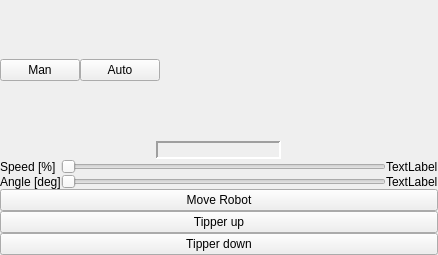
Before: the Qt Designer form fmHMI/rqt_man/resource/man_widget.ui in RSD2014Group4/FroboMind, drawn with Qt 5.
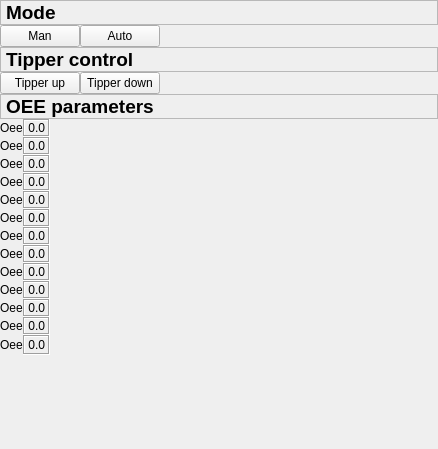
After: the same form once the commit is applied.

Diff of the .ui file:
```diff
--- a/fmHMI/rqt_man/resource/man_widget.ui
+++ b/fmHMI/rqt_man/resource/man_widget.ui
@@ -7,7 +7,7 @@
     <x>0</x>
     <y>0</y>
     <width>438</width>
-    <height>255</height>
+    <height>449</height>
    </rect>
   </property>
   <property name="windowTitle">
@@ -29,6 +29,32 @@
    <property name="bottomMargin">
     <number>0</number>
    </property>
+   <item>
+    <widget class="QLabel" name="label_3">
+     <property name="font">
+      <font>
+       <pointsize>14</pointsize>
+       <weight>75</weight>
+       <bold>true</bold>
+      </font>
+     </property>
+     <property name="frameShape">
+      <enum>QFrame::StyledPanel</enum>
+     </property>
+     <property name="frameShadow">
+      <enum>QFrame::Raised</enum>
+     </property>
+     <property name="lineWidth">
+      <number>3</number>
+     </property>
+     <property name="midLineWidth">
+      <number>1</number>
+     </property>
+     <property name="text">
+      <string>Mode</string>
+     </property>
+    </widget>
+   </item>
    <item>
     <layout class="QHBoxLayout" name="horizontalLayout_1">
      <item>
@@ -55,20 +81,70 @@
       </widget>
      </item>
      <item>
-      <spacer name="verticalSpacer">
+      <layout class="QVBoxLayout" name="verticalLayout_2"/>
+     </item>
+     <item>
+      <spacer name="horizontalSpacer_2">
        <property name="orientation">
-        <enum>Qt::Vertical</enum>
+        <enum>Qt::Horizontal</enum>
        </property>
        <property name="sizeHint" stdset="0">
         <size>
-         <width>20</width>
-         <height>40</height>
+         <width>40</width>
+         <height>20</height>
         </size>
        </property>
       </spacer>
      </item>
+    </layout>
+   </item>
+   <item>
+    <widget class="QLabel" name="label_3">
+     <property name="font">
+      <font>
+       <pointsize>14</pointsize>
+       <weight>75</weight>
+       <bold>true</bold>
+      </font>
+     </property>
+     <property name="frameShape">
+      <enum>QFrame::StyledPanel</enum>
+     </property>
+     <property name="frameShadow">
+      <enum>QFrame::Raised</enum>
+     </property>
+     <property name="lineWidth">
+      <number>3</number>
+     </property>
+     <property name="midLineWidth">
+      <number>1</number>
+     </property>
+     <property name="text">
+      <string>Tipper control</string>
+     </property>
+    </widget>
+   </item>
+   <item>
+    <layout class="QHBoxLayout" name="horizontalLayout_1">
      <item>
-      <spacer name="horizontalSpacer">
+      <widget class="QPushButton" name="pushButtonTpUp">
+       <property name="text">
+        <string>Tipper up</string>
+       </property>
+      </widget>
+     </item>
+     <item>
+      <widget class="QPushButton" name="pushButtonTpDown">
+       <property name="text">
+        <string>Tipper down</string>
+       </property>
+      </widget>
+     </item>
+     <item>
+      <layout class="QVBoxLayout" name="verticalLayout_2"/>
+     </item>
+     <item>
+      <spacer name="horizontalSpacer_2">
        <property name="orientation">
         <enum>Qt::Horizontal</enum>
        </property>
@@ -83,118 +159,517 @@
     </layout>
    </item>
    <item>
-    <layout class="QHBoxLayout" name="horizontalLayout_2">
+    <layout class="QVBoxLayout" name="verticalLayout_5">
      <item>
-      <layout class="QHBoxLayout" name="horizontalLayout_6">
-       <item>
-        <widget class="QLabel" name="stamp_label">
-         <property name="maximumSize">
-          <size>
-           <width>125</width>
-           <height>16777215</height>
-          </size>
-         </property>
-         <property name="toolTip">
-          <string>Time Stamp of the current playhead</string>
-         </property>
-         <property name="frameShape">
-          <enum>QFrame::Panel</enum>
-         </property>
-         <property name="frameShadow">
-          <enum>QFrame::Sunken</enum>
-         </property>
-         <property name="lineWidth">
-          <number>2</number>
-         </property>
-         <property name="text">
-          <string/>
-         </property>
-        </widget>
-       </item>
-      </layout>
-     </item>
-    </layout>
-   </item>
-   <item>
-    <layout class="QHBoxLayout" name="horizontalLayout_3">
-     <item>
-      <layout class="QGridLayout" name="gridLayout_2">
-       <item row="0" column="0">
-        <widget class="QLabel" name="label">
-         <property name="text">
-          <string>Speed [%]</string>
-         </property>
-        </widget>
-       </item>
-       <item row="1" column="0">
-        <widget class="QLabel" name="label_2">
-         <property name="text">
-          <string>Angle [deg]</string>
-         </property>
-        </widget>
-       </item>
-      </layout>
-     </item>
-     <item>
-      <layout class="QGridLayout" name="gridLayout_4">
-       <item row="1" column="0">
-        <widget class="QSlider" name="horizontalSliderSpeed">
-         <property name="orientation">
-          <enum>Qt::Horizontal</enum>
-         </property>
-        </widget>
-       </item>
-       <item row="2" column="0">
-        <widget class="QSlider" name="horizontalSliderAngle">
-         <property name="orientation">
-          <enum>Qt::Horizontal</enum>
-         </property>
-        </widget>
-       </item>
-      </layout>
-     </item>
-     <item>
-      <layout class="QGridLayout" name="gridLayout_6">
-       <item row="0" column="0">
-        <widget class="QLabel" name="speedIndicator">
-         <property name="text">
-          <string>TextLabel</string>
-         </property>
-        </widget>
-       </item>
-       <item row="1" column="0">
-        <widget class="QLabel" name="angleIndicator">
-         <property name="text">
-          <string>TextLabel</string>
-         </property>
-        </widget>
-       </item>
-      </layout>
+      <widget class="QLabel" name="label_3">
+       <property name="font">
+        <font>
+         <pointsize>14</pointsize>
+         <weight>75</weight>
+         <bold>true</bold>
+        </font>
+       </property>
+       <property name="frameShape">
+        <enum>QFrame::StyledPanel</enum>
+       </property>
+       <property name="frameShadow">
+        <enum>QFrame::Raised</enum>
+       </property>
+       <property name="lineWidth">
+        <number>3</number>
+       </property>
+       <property name="midLineWidth">
+        <number>1</number>
+       </property>
+       <property name="text">
+        <string>OEE parameters</string>
+       </property>
+      </widget>
      </item>
     </layout>
    </item>
    <item>
     <layout class="QHBoxLayout" name="horizontalLayout_4">
      <item>
-      <layout class="QGridLayout" name="gridLayout_3">
-       <item row="1" column="0">
-        <widget class="QPushButton" name="pushButtonTpUp">
+      <layout class="QGridLayout" name="gridLayout">
+       <item row="13" column="1">
+        <spacer name="verticalSpacer">
+         <property name="orientation">
+          <enum>Qt::Vertical</enum>
+         </property>
+         <property name="sizeHint" stdset="0">
+          <size>
+           <width>20</width>
+           <height>40</height>
+          </size>
+         </property>
+        </spacer>
+       </item>
+       <item row="12" column="3">
+        <spacer name="horizontalSpacer">
+         <property name="orientation">
+          <enum>Qt::Horizontal</enum>
+         </property>
+         <property name="sizeHint" stdset="0">
+          <size>
+           <width>40</width>
+           <height>20</height>
+          </size>
+         </property>
+        </spacer>
+       </item>
+       <item row="0" column="1">
+        <widget class="QLabel" name="label">
+         <property name="sizePolicy">
+          <sizepolicy hsizetype="Preferred" vsizetype="Preferred">
+           <horstretch>0</horstretch>
+           <verstretch>0</verstretch>
+          </sizepolicy>
+         </property>
+         <property name="minimumSize">
+          <size>
+           <width>2</width>
+           <height>0</height>
+          </size>
+         </property>
          <property name="text">
-          <string>Tipper up</string>
+          <string>Oee</string>
          </property>
         </widget>
        </item>
-       <item row="2" column="0">
-        <widget class="QPushButton" name="pushButtonTpDown">
+       <item row="0" column="2">
+        <widget class="QLabel" name="label_4">
+         <property name="frameShape">
+          <enum>QFrame::Box</enum>
+         </property>
+         <property name="frameShadow">
+          <enum>QFrame::Sunken</enum>
+         </property>
          <property name="text">
-          <string>Tipper down</string>
+          <string>0.0</string>
          </property>
+         <property name="alignment">
+          <set>Qt::AlignRight|Qt::AlignTrailing|Qt::AlignVCenter</set>
+         </property>
         </widget>
        </item>
-       <item row="0" column="0">
-        <widget class="QPushButton" name="pushButtonMoveRobot">
+       <item row="1" column="1">
+        <widget class="QLabel" name="label">
+         <property name="sizePolicy">
+          <sizepolicy hsizetype="Preferred" vsizetype="Preferred">
+           <horstretch>0</horstretch>
+           <verstretch>0</verstretch>
+          </sizepolicy>
+         </property>
+         <property name="minimumSize">
+          <size>
+           <width>2</width>
+           <height>0</height>
+          </size>
+         </property>
          <property name="text">
-          <string>Move Robot</string>
+          <string>Oee</string>
+         </property>
+        </widget>
+       </item>
+       <item row="1" column="2">
+        <widget class="QLabel" name="label_4">
+         <property name="frameShape">
+          <enum>QFrame::Box</enum>
+         </property>
+         <property name="frameShadow">
+          <enum>QFrame::Sunken</enum>
+         </property>
+         <property name="text">
+          <string>0.0</string>
+         </property>
+         <property name="alignment">
+          <set>Qt::AlignRight|Qt::AlignTrailing|Qt::AlignVCenter</set>
+         </property>
+        </widget>
+       </item>
+       <item row="2" column="1">
+        <widget class="QLabel" name="label">
+         <property name="sizePolicy">
+          <sizepolicy hsizetype="Preferred" vsizetype="Preferred">
+           <horstretch>0</horstretch>
+           <verstretch>0</verstretch>
+          </sizepolicy>
+         </property>
+         <property name="minimumSize">
+          <size>
+           <width>2</width>
+           <height>0</height>
+          </size>
+         </property>
+         <property name="text">
+          <string>Oee</string>
+         </property>
+        </widget>
+       </item>
+       <item row="2" column="2">
+        <widget class="QLabel" name="label_4">
+         <property name="frameShape">
+          <enum>QFrame::Box</enum>
+         </property>
+         <property name="frameShadow">
+          <enum>QFrame::Sunken</enum>
+         </property>
+         <property name="text">
+          <string>0.0</string>
+         </property>
+         <property name="alignment">
+          <set>Qt::AlignRight|Qt::AlignTrailing|Qt::AlignVCenter</set>
+         </property>
+        </widget>
+       </item>
+       <item row="3" column="1">
+        <widget class="QLabel" name="label">
+         <property name="sizePolicy">
+          <sizepolicy hsizetype="Preferred" vsizetype="Preferred">
+           <horstretch>0</horstretch>
+           <verstretch>0</verstretch>
+          </sizepolicy>
+         </property>
+         <property name="minimumSize">
+          <size>
+           <width>2</width>
+           <height>0</height>
+          </size>
+         </property>
+         <property name="text">
+          <string>Oee</string>
+         </property>
+        </widget>
+       </item>
+       <item row="3" column="2">
+        <widget class="QLabel" name="label_4">
+         <property name="frameShape">
+          <enum>QFrame::Box</enum>
+         </property>
+         <property name="frameShadow">
+          <enum>QFrame::Sunken</enum>
+         </property>
+         <property name="text">
+          <string>0.0</string>
+         </property>
+         <property name="alignment">
+          <set>Qt::AlignRight|Qt::AlignTrailing|Qt::AlignVCenter</set>
+         </property>
+        </widget>
+       </item>
+       <item row="4" column="1">
+        <widget class="QLabel" name="label">
+         <property name="sizePolicy">
+          <sizepolicy hsizetype="Preferred" vsizetype="Preferred">
+           <horstretch>0</horstretch>
+           <verstretch>0</verstretch>
+          </sizepolicy>
+         </property>
+         <property name="minimumSize">
+          <size>
+           <width>2</width>
+           <height>0</height>
+          </size>
+         </property>
+         <property name="text">
+          <string>Oee</string>
+         </property>
+        </widget>
+       </item>
+       <item row="4" column="2">
+        <widget class="QLabel" name="label_4">
+         <property name="frameShape">
+          <enum>QFrame::Box</enum>
+         </property>
+         <property name="frameShadow">
+          <enum>QFrame::Sunken</enum>
+         </property>
+         <property name="text">
+          <string>0.0</string>
+         </property>
+         <property name="alignment">
+          <set>Qt::AlignRight|Qt::AlignTrailing|Qt::AlignVCenter</set>
+         </property>
+        </widget>
+       </item>
+       <item row="5" column="1">
+        <widget class="QLabel" name="label">
+         <property name="sizePolicy">
+          <sizepolicy hsizetype="Preferred" vsizetype="Preferred">
+           <horstretch>0</horstretch>
+           <verstretch>0</verstretch>
+          </sizepolicy>
+         </property>
+         <property name="minimumSize">
+          <size>
+           <width>2</width>
+           <height>0</height>
+          </size>
+         </property>
+         <property name="text">
+          <string>Oee</string>
+         </property>
+        </widget>
+       </item>
+       <item row="5" column="2">
+        <widget class="QLabel" name="label_4">
+         <property name="frameShape">
+          <enum>QFrame::Box</enum>
+         </property>
+         <property name="frameShadow">
+          <enum>QFrame::Sunken</enum>
+         </property>
+         <property name="text">
+          <string>0.0</string>
+         </property>
+         <property name="alignment">
+          <set>Qt::AlignRight|Qt::AlignTrailing|Qt::AlignVCenter</set>
+         </property>
+        </widget>
+       </item>
+       <item row="6" column="1">
+        <widget class="QLabel" name="label">
+         <property name="sizePolicy">
+          <sizepolicy hsizetype="Preferred" vsizetype="Preferred">
+           <horstretch>0</horstretch>
+           <verstretch>0</verstretch>
+          </sizepolicy>
+         </property>
+         <property name="minimumSize">
+          <size>
+           <width>2</width>
+           <height>0</height>
+          </size>
+         </property>
+         <property name="text">
+          <string>Oee</string>
+         </property>
+        </widget>
+       </item>
+       <item row="6" column="2">
+        <widget class="QLabel" name="label_4">
+         <property name="frameShape">
+          <enum>QFrame::Box</enum>
+         </property>
+         <property name="frameShadow">
+          <enum>QFrame::Sunken</enum>
+         </property>
+         <property name="text">
+          <string>0.0</string>
+         </property>
+         <property name="alignment">
+          <set>Qt::AlignRight|Qt::AlignTrailing|Qt::AlignVCenter</set>
+         </property>
+        </widget>
+       </item>
+       <item row="7" column="1">
+        <widget class="QLabel" name="label">
+         <property name="sizePolicy">
+          <sizepolicy hsizetype="Preferred" vsizetype="Preferred">
+           <horstretch>0</horstretch>
+           <verstretch>0</verstretch>
+          </sizepolicy>
+         </property>
+         <property name="minimumSize">
+          <size>
+           <width>2</width>
+           <height>0</height>
+          </size>
+         </property>
+         <property name="text">
+          <string>Oee</string>
+         </property>
+        </widget>
+       </item>
+       <item row="7" column="2">
+        <widget class="QLabel" name="label_4">
+         <property name="frameShape">
+          <enum>QFrame::Box</enum>
+         </property>
+         <property name="frameShadow">
+          <enum>QFrame::Sunken</enum>
+         </property>
+         <property name="text">
+          <string>0.0</string>
+         </property>
+         <property name="alignment">
+          <set>Qt::AlignRight|Qt::AlignTrailing|Qt::AlignVCenter</set>
+         </property>
+        </widget>
+       </item>
+       <item row="8" column="1">
+        <widget class="QLabel" name="label">
+         <property name="sizePolicy">
+          <sizepolicy hsizetype="Preferred" vsizetype="Preferred">
+           <horstretch>0</horstretch>
+           <verstretch>0</verstretch>
+          </sizepolicy>
+         </property>
+         <property name="minimumSize">
+          <size>
+           <width>2</width>
+           <height>0</height>
+          </size>
+         </property>
+         <property name="text">
+          <string>Oee</string>
+         </property>
+        </widget>
+       </item>
+       <item row="8" column="2">
+        <widget class="QLabel" name="label_4">
+         <property name="frameShape">
+          <enum>QFrame::Box</enum>
+         </property>
+         <property name="frameShadow">
+          <enum>QFrame::Sunken</enum>
+         </property>
+         <property name="text">
+          <string>0.0</string>
+         </property>
+         <property name="alignment">
+          <set>Qt::AlignRight|Qt::AlignTrailing|Qt::AlignVCenter</set>
+         </property>
+        </widget>
+       </item>
+       <item row="9" column="1">
+        <widget class="QLabel" name="label">
+         <property name="sizePolicy">
+          <sizepolicy hsizetype="Preferred" vsizetype="Preferred">
+           <horstretch>0</horstretch>
+           <verstretch>0</verstretch>
+          </sizepolicy>
+         </property>
+         <property name="minimumSize">
+          <size>
+           <width>2</width>
+           <height>0</height>
+          </size>
+         </property>
+         <property name="text">
+          <string>Oee</string>
+         </property>
+        </widget>
+       </item>
+       <item row="9" column="2">
+        <widget class="QLabel" name="label_4">
+         <property name="frameShape">
+          <enum>QFrame::Box</enum>
+         </property>
+         <property name="frameShadow">
+          <enum>QFrame::Sunken</enum>
+         </property>
+         <property name="text">
+          <string>0.0</string>
+         </property>
+         <property name="alignment">
+          <set>Qt::AlignRight|Qt::AlignTrailing|Qt::AlignVCenter</set>
+         </property>
+        </widget>
+       </item>
+       <item row="10" column="1">
+        <widget class="QLabel" name="label">
+         <property name="sizePolicy">
+          <sizepolicy hsizetype="Preferred" vsizetype="Preferred">
+           <horstretch>0</horstretch>
+           <verstretch>0</verstretch>
+          </sizepolicy>
+         </property>
+         <property name="minimumSize">
+          <size>
+           <width>2</width>
+           <height>0</height>
+          </size>
+         </property>
+         <property name="text">
+          <string>Oee</string>
+         </property>
+        </widget>
+       </item>
+       <item row="10" column="2">
+        <widget class="QLabel" name="label_4">
+         <property name="frameShape">
+          <enum>QFrame::Box</enum>
+         </property>
+         <property name="frameShadow">
+          <enum>QFrame::Sunken</enum>
+         </property>
+         <property name="text">
+          <string>0.0</string>
+         </property>
+         <property name="alignment">
+          <set>Qt::AlignRight|Qt::AlignTrailing|Qt::AlignVCenter</set>
+         </property>
+        </widget>
+       </item>
+       <item row="11" column="1">
+        <widget class="QLabel" name="label">
+         <property name="sizePolicy">
+          <sizepolicy hsizetype="Preferred" vsizetype="Preferred">
+           <horstretch>0</horstretch>
+           <verstretch>0</verstretch>
+          </sizepolicy>
+         </property>
+         <property name="minimumSize">
+          <size>
+           <width>2</width>
+           <height>0</height>
+          </size>
+         </property>
+         <property name="text">
+          <string>Oee</string>
+         </property>
+        </widget>
+       </item>
+       <item row="11" column="2">
+        <widget class="QLabel" name="label_4">
+         <property name="frameShape">
+          <enum>QFrame::Box</enum>
+         </property>
+         <property name="frameShadow">
+          <enum>QFrame::Sunken</enum>
+         </property>
+         <property name="text">
+          <string>0.0</string>
+         </property>
+         <property name="alignment">
+          <set>Qt::AlignRight|Qt::AlignTrailing|Qt::AlignVCenter</set>
+         </property>
+        </widget>
+       </item>
+       <item row="12" column="1">
+        <widget class="QLabel" name="label">
+         <property name="sizePolicy">
+          <sizepolicy hsizetype="Preferred" vsizetype="Preferred">
+           <horstretch>0</horstretch>
+           <verstretch>0</verstretch>
+          </sizepolicy>
+         </property>
+         <property name="minimumSize">
+          <size>
+           <width>2</width>
+           <height>0</height>
+          </size>
+         </property>
+         <property name="text">
+          <string>Oee</string>
+         </property>
+        </widget>
+       </item>
+       <item row="12" column="2">
+        <widget class="QLabel" name="label_4">
+         <property name="frameShape">
+          <enum>QFrame::Box</enum>
+         </property>
+         <property name="frameShadow">
+          <enum>QFrame::Sunken</enum>
+         </property>
+         <property name="text">
+          <string>0.0</string>
+         </property>
+         <property name="alignment">
+          <set>Qt::AlignRight|Qt::AlignTrailing|Qt::AlignVCenter</set>
          </property>
         </widget>
        </item>
```
